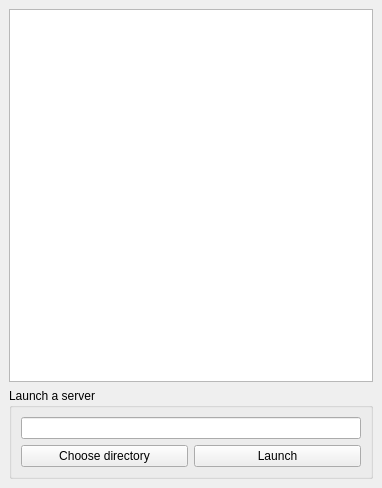
Before: the Qt Designer form mainwindow.ui in jupyter/nbmanager, drawn with Qt 5.
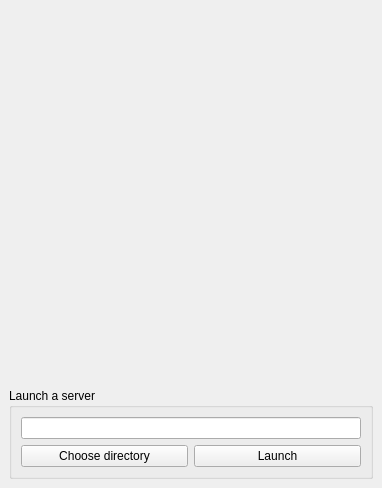
After: the same form once the commit is applied. Icons and pictures are not drawn.

Commit message: Removed frame

Diff of the .ui file:
```diff
--- a/mainwindow.ui
+++ b/mainwindow.ui
@@ -17,6 +17,15 @@
    <layout class="QVBoxLayout" name="verticalLayout">
     <item>
      <widget class="QTreeView" name="treeView">
+      <property name="styleSheet">
+       <string notr="true">QTreeView { background-color: transparent }</string>
+      </property>
+      <property name="frameShape">
+       <enum>QFrame::NoFrame</enum>
+      </property>
+      <property name="frameShadow">
+       <enum>QFrame::Plain</enum>
+      </property>
       <property name="iconSize">
        <size>
         <width>16</width>
```
